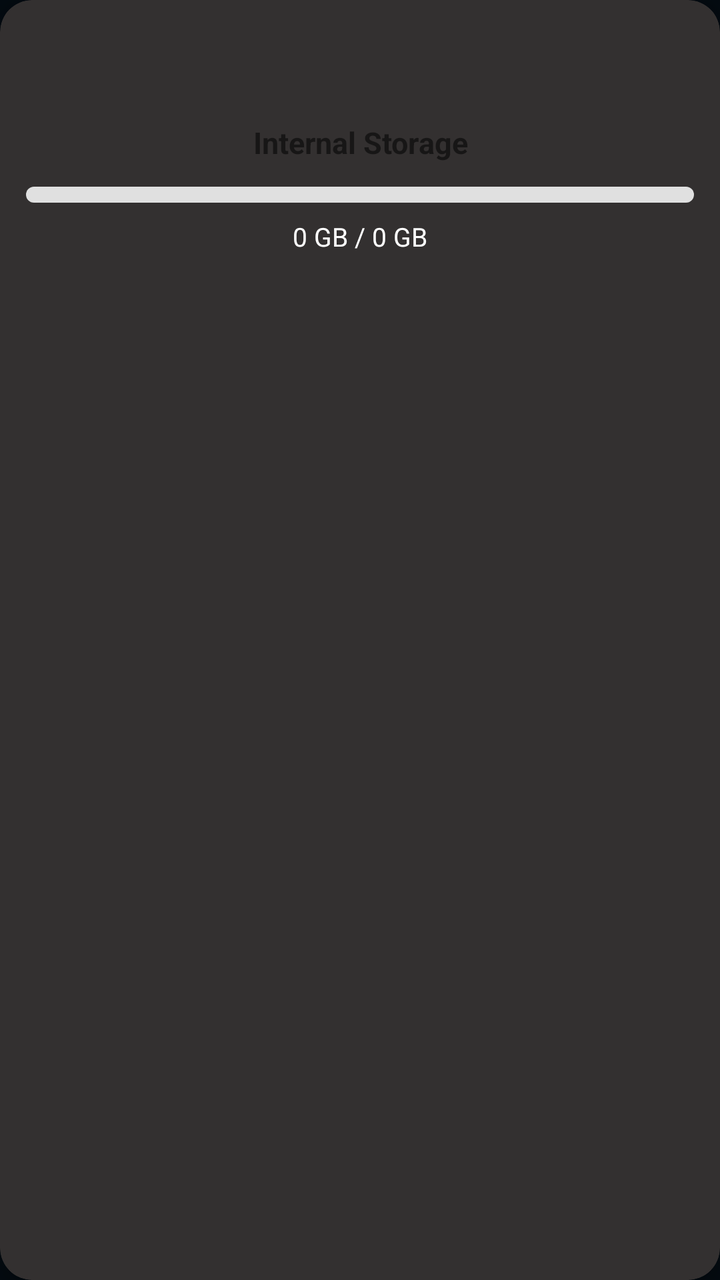
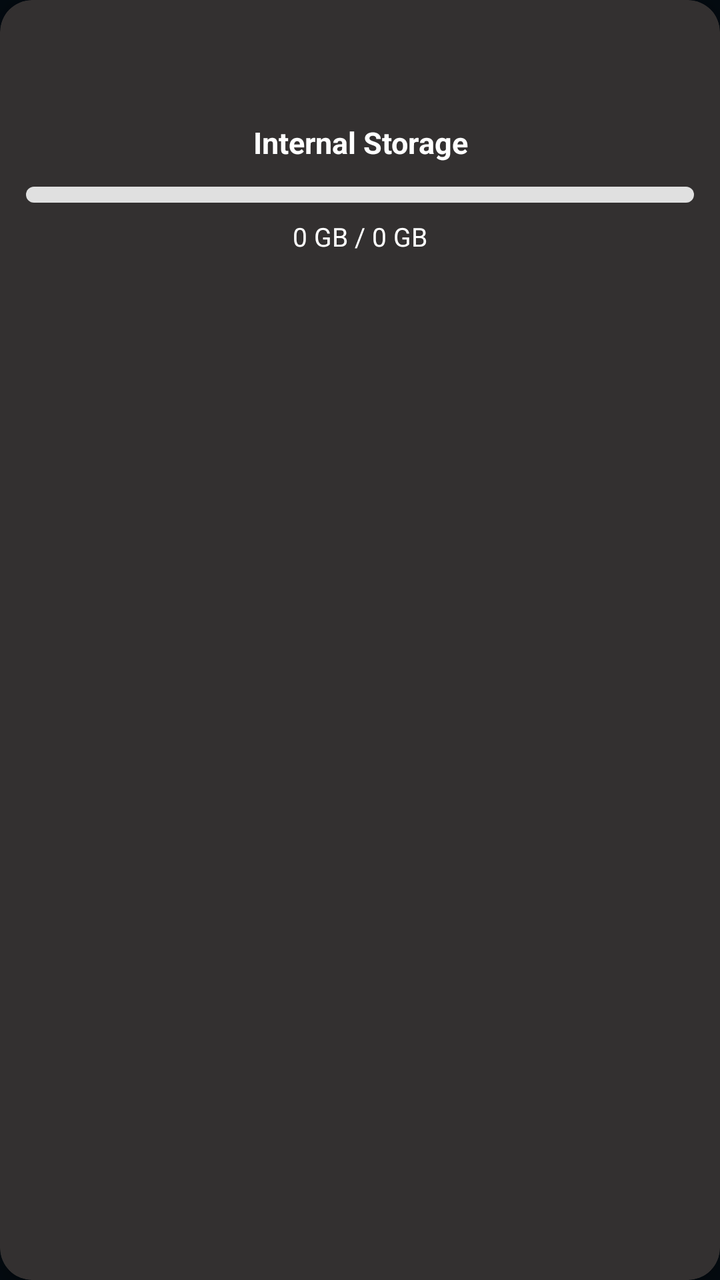

Before-and-after screenshots of an Android layout around one commit, followed by the original layout XML and the change that was made.
<!-- AndroidManifest.xml: application theme Theme.FTFileManager -->
<!-- res/layout/item_dashboard.xml -->
<?xml version="1.0" encoding="utf-8"?>
<com.google.android.material.card.MaterialCardView xmlns:android="http://schemas.android.com/apk/res/android"
    xmlns:app="http://schemas.android.com/apk/res-auto"
    android:layout_width="match_parent"
    android:layout_height="wrap_content"
    android:layout_marginStart="5dp"
    android:layout_marginTop="18dp"
    android:layout_marginEnd="5dp"
    android:clickable="true"
    android:focusable="true"
    android:focusableInTouchMode="false"
    android:foreground="?attr/selectableItemBackground"
    app:cardBackgroundColor="#333030"
    app:cardCornerRadius="16dp"
    app:cardElevation="4dp">

    <LinearLayout
        android:layout_width="match_parent"
        android:layout_height="wrap_content"
        android:orientation="vertical"
        android:padding="13dp">

        <ImageView
            android:id="@+id/itemIcon"
            android:layout_width="40dp"
            android:layout_height="40dp"
            android:layout_gravity="center_horizontal"
            android:tint="#03A9F4" />

        <TextView
            android:id="@+id/itemTitle"
            android:layout_width="match_parent"
            android:layout_height="wrap_content"
            android:layout_marginTop="8dp"
            android:gravity="center"
            android:text="Internal Storage"
            android:textSize="15sp"
            android:textStyle="bold" />

        <ProgressBar
            android:id="@+id/itemProgress"
            style="?android:attr/progressBarStyleHorizontal"
            android:layout_width="match_parent"
            android:layout_height="8dp"
            android:layout_marginTop="12dp"
            android:progressDrawable="@drawable/custom_progress_bar" />

        <TextView
            android:id="@+id/itemSpaceDetails"
            android:layout_width="match_parent"
            android:layout_height="wrap_content"
            android:layout_marginTop="8dp"
            android:gravity="center"
            android:text="0 GB / 0 GB"
            android:textColor="#FFFFFF"
            android:textSize="13sp" />

    </LinearLayout>
</com.google.android.material.card.MaterialCardView>
<!-- resources referenced by this layout -->
<resources>
  <!-- drawable custom_progress_bar (drawable) -->
  <?xml version="1.0" encoding="utf-8"?>
  <layer-list xmlns:android="http://schemas.android.com/apk/res/android">
      <item android:id="@android:id/background">
          <shape>
              <corners android:radius="10dp" />
              <solid android:color="#E0E0E0" />
          </shape>
      </item>
      <item android:id="@android:id/progress">
          <clip>
              <shape>
                  <corners android:radius="10dp" />
                  <solid android:color="#F61403" /> </shape>
          </clip>
      </item>
  </layer-list>
  <style name="Theme.FTFileManager" parent="Theme.MaterialComponents.DayNight.NoActionBar">
  
          <item name="android:statusBarColor">#0F253C</item>
  
          <item name="android:windowLightStatusBar">false</item>
  
          <item name="android:navigationBarColor">#030A10</item>
  
          <item name="colorPrimary">#0A1929</item>
          <item name="colorPrimaryDark">#030A10</item>
          <item name="colorAccent">#2196F3</item> <item name="android:windowBackground">#030A10</item>
      </style>
</resources>

<!-- the commit's change to res/layout/item_dashboard.xml (unified diff, before → after) -->
@@ -6,54 +6,56 @@
     android:layout_marginStart="5dp"
     android:layout_marginTop="18dp"
     android:layout_marginEnd="5dp"
-    android:clickable="true"
-    android:focusable="true"
-    android:focusableInTouchMode="false"
-    android:foreground="?attr/selectableItemBackground"
     app:cardBackgroundColor="#333030"
     app:cardCornerRadius="16dp"
     app:cardElevation="4dp">
 
     <LinearLayout
+        android:id="@+id/cardContainer"
         android:layout_width="match_parent"
         android:layout_height="wrap_content"
         android:orientation="vertical"
-        android:padding="13dp">
+        android:clickable="true"
+        android:focusable="true"
+        android:focusableInTouchMode="false"
+    android:background="@drawable/focused_item_selector"
+    android:padding="13dp">
 
-        <ImageView
-            android:id="@+id/itemIcon"
-            android:layout_width="40dp"
-            android:layout_height="40dp"
-            android:layout_gravity="center_horizontal"
-            android:tint="#03A9F4" />
+    <ImageView
+        android:id="@+id/itemIcon"
+        android:layout_width="40dp"
+        android:layout_height="40dp"
+        android:layout_gravity="center_horizontal"
+        android:tint="#03A9F4" />
 
-        <TextView
-            android:id="@+id/itemTitle"
-            android:layout_width="match_parent"
-            android:layout_height="wrap_content"
-            android:layout_marginTop="8dp"
-            android:gravity="center"
-            android:text="Internal Storage"
-            android:textSize="15sp"
-            android:textStyle="bold" />
+    <TextView
+        android:id="@+id/itemTitle"
+        android:layout_width="match_parent"
+        android:layout_height="wrap_content"
+        android:layout_marginTop="8dp"
+        android:gravity="center"
+        android:text="Internal Storage"
+        android:textColor="#FFFFFF"
+        android:textSize="15sp"
+        android:textStyle="bold" />
 
-        <ProgressBar
-            android:id="@+id/itemProgress"
-            style="?android:attr/progressBarStyleHorizontal"
-            android:layout_width="match_parent"
-            android:layout_height="8dp"
-            android:layout_marginTop="12dp"
-            android:progressDrawable="@drawable/custom_progress_bar" />
+    <ProgressBar
+        android:id="@+id/itemProgress"
+        style="?android:attr/progressBarStyleHorizontal"
+        android:layout_width="match_parent"
+        android:layout_height="8dp"
+        android:layout_marginTop="12dp"
+        android:progressDrawable="@drawable/custom_progress_bar" />
 
-        <TextView
-            android:id="@+id/itemSpaceDetails"
-            android:layout_width="match_parent"
-            android:layout_height="wrap_content"
-            android:layout_marginTop="8dp"
-            android:gravity="center"
-            android:text="0 GB / 0 GB"
-            android:textColor="#FFFFFF"
-            android:textSize="13sp" />
+    <TextView
+        android:id="@+id/itemSpaceDetails"
+        android:layout_width="match_parent"
+        android:layout_height="wrap_content"
+        android:layout_marginTop="8dp"
+        android:gravity="center"
+        android:text="0 GB / 0 GB"
+        android:textColor="#FFFFFF"
+        android:textSize="13sp" />
 
-    </LinearLayout>
-</com.google.android.material.card.MaterialCardView>
+</LinearLayout>
+    </com.google.android.material.card.MaterialCardView>
<!-- resource entries referenced after the edit -->
@@ -17,6 +17,26 @@
           </clip>
       </item>
   </layer-list>
+  <!-- drawable focused_item_selector (drawable) -->
+  <?xml version="1.0" encoding="utf-8"?>
+  <selector xmlns:android="http://schemas.android.com/apk/res/android">
+      <item android:state_focused="true">
+          <shape android:shape="rectangle">
+              <solid android:color="#4D0252A6" /> <stroke
+              android:width="3dp"
+              android:color="#03C2FB" /> <corners android:radius="12dp" />
+          </shape>
+      </item>
+  
+      <item android:state_pressed="true">
+          <shape android:shape="rectangle">
+              <solid android:color="#8003C2FB" />
+              <corners android:radius="12dp" />
+          </shape>
+      </item>
+  
+      <item android:drawable="@android:color/transparent" />
+  </selector>
   <style name="Theme.FTFileManager" parent="Theme.MaterialComponents.DayNight.NoActionBar">
   
           <item name="android:statusBarColor">#0F253C</item>
